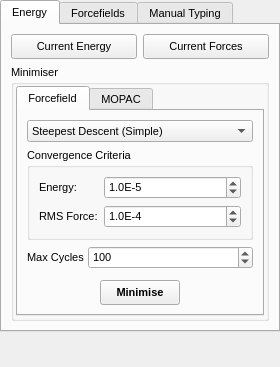
First picture: the form in branches/nugui/src/gui/forcefields.ui, repository trisyoungs/aten, before the edit.
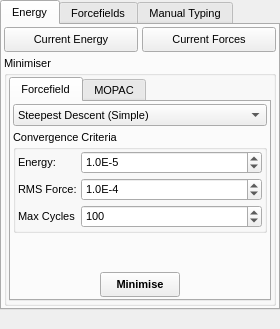
Second picture: the form after the edit. The open tabs and pages were chosen to show the change. Icons and pictures are not drawn.

Commit message: More updates to ato filter. Added 'select' and 'deselect' functions to ModelVariable. Increased default Prefs::maxRings_ to 100 (from 20). Updated margins of all dock widgets.

What changed in the file:
```diff
--- a/branches/nugui/src/gui/forcefields.ui
+++ b/branches/nugui/src/gui/forcefields.ui
@@ -6,11 +6,11 @@
     <x>0</x>
     <y>0</y>
     <width>280</width>
-    <height>367</height>
+    <height>329</height>
    </rect>
   </property>
   <property name="sizePolicy">
-   <sizepolicy hsizetype="Minimum" vsizetype="MinimumExpanding">
+   <sizepolicy hsizetype="Minimum" vsizetype="Minimum">
     <horstretch>0</horstretch>
     <verstretch>0</verstretch>
    </sizepolicy>
@@ -18,7 +18,7 @@
   <property name="minimumSize">
    <size>
     <width>280</width>
-    <height>367</height>
+    <height>329</height>
    </size>
   </property>
   <property name="font">
@@ -37,6 +37,9 @@
   </property>
   <widget class="QWidget" name="dockWidgetContents">
    <layout class="QVBoxLayout" name="verticalLayout">
+    <property name="spacing">
+     <number>0</number>
+    </property>
     <property name="margin">
      <number>0</number>
     </property>
@@ -56,8 +59,17 @@
         <string>Energy</string>
        </attribute>
        <layout class="QVBoxLayout" name="verticalLayout_5">
+        <property name="spacing">
+         <number>4</number>
+        </property>
+        <property name="margin">
+         <number>2</number>
+        </property>
         <item>
          <layout class="QHBoxLayout" name="horizontalLayout_2">
+          <property name="spacing">
+           <number>4</number>
+          </property>
           <item>
            <widget class="QPushButton" name="CurrentEnergyButton">
             <property name="sizePolicy">
@@ -142,19 +154,28 @@
            <string>Minimiser</string>
           </property>
           <layout class="QVBoxLayout" name="verticalLayout_4">
+           <property name="spacing">
+            <number>4</number>
+           </property>
            <property name="margin">
             <number>2</number>
            </property>
            <item>
             <widget class="QTabWidget" name="MinimiserTabs">
              <property name="currentIndex">
-              <number>1</number>
+              <number>0</number>
              </property>
              <widget class="QWidget" name="ForcefieldMinimiserTab">
               <attribute name="title">
                <string>Forcefield</string>
               </attribute>
               <layout class="QVBoxLayout" name="verticalLayout_6">
+               <property name="spacing">
+                <number>4</number>
+               </property>
+               <property name="margin">
+                <number>2</number>
+               </property>
                <item>
                 <widget class="QComboBox" name="MinimiserMethodCombo">
                  <property name="sizePolicy">
@@ -197,8 +218,17 @@
                   <string>Convergence Criteria</string>
                  </property>
                  <layout class="QVBoxLayout" name="verticalLayout_9">
+                  <property name="spacing">
+                   <number>4</number>
+                  </property>
+                  <property name="margin">
+                   <number>2</number>
+                  </property>
                   <item>
                    <layout class="QGridLayout" name="gridLayout_3">
+                    <property name="spacing">
+                     <number>4</number>
+                    </property>
                     <item row="0" column="0">
                      <widget class="QLabel" name="label_9">
                       <property name="sizePolicy">
@@ -272,27 +302,14 @@
                       </property>
                      </widget>
                     </item>
-                   </layout>
-                  </item>
-                 </layout>
-                </widget>
-               </item>
-               <item>
-                <layout class="QHBoxLayout" name="_8">
-                 <property name="spacing">
-                  <number>4</number>
-                 </property>
-                 <property name="margin">
-                  <number>0</number>
-                 </property>
-                 <item>
+                    <item row="2" column="0">
                   <widget class="QLabel" name="label_46">
                    <property name="text">
                     <string>Max Cycles</string>
                    </property>
                   </widget>
                  </item>
-                 <item>
+                    <item row="2" column="1">
                   <widget class="QSpinBox" name="MinimiseCyclesSpin">
                    <property name="sizePolicy">
                     <sizepolicy hsizetype="Expanding" vsizetype="Fixed">
@@ -316,6 +333,9 @@
                  </item>
                 </layout>
                </item>
+                 </layout>
+                </widget>
+               </item>
                <item>
                 <spacer name="verticalSpacer_3">
                  <property name="orientation">
@@ -407,8 +427,17 @@
                <string>MOPAC</string>
               </attribute>
               <layout class="QVBoxLayout" name="verticalLayout_8">
+               <property name="spacing">
+                <number>4</number>
+               </property>
+               <property name="margin">
+                <number>2</number>
+               </property>
                <item>
                 <layout class="QGridLayout" name="gridLayout">
+                 <property name="spacing">
+                  <number>4</number>
+                 </property>
                  <item row="0" column="0">
                   <widget class="QLabel" name="MopacMethodLabel">
                    <property name="sizePolicy">
@@ -695,6 +724,12 @@
         <string>Forcefields</string>
        </attribute>
        <layout class="QVBoxLayout" name="verticalLayout_2">
+        <property name="spacing">
+         <number>4</number>
+        </property>
+        <property name="margin">
+         <number>2</number>
+        </property>
         <item>
          <widget class="QComboBox" name="ForcefieldCombo"/>
         </item>
@@ -845,7 +880,7 @@
            <item>
             <layout class="QHBoxLayout" name="_4">
              <property name="spacing">
-              <number>6</number>
+              <number>4</number>
              </property>
              <property name="margin">
               <number>0</number>
@@ -933,7 +968,7 @@
           </property>
           <layout class="QHBoxLayout" name="horizontalLayout_3">
            <property name="spacing">
-            <number>2</number>
+            <number>4</number>
            </property>
            <property name="margin">
             <number>2</number>
@@ -984,6 +1019,12 @@
         <string>Manual Typing</string>
        </attribute>
        <layout class="QVBoxLayout" name="verticalLayout_3">
+        <property name="spacing">
+         <number>4</number>
+        </property>
+        <property name="margin">
+         <number>2</number>
+        </property>
         <item>
          <widget class="QGroupBox" name="ManualTypingGroup">
           <property name="sizePolicy">
@@ -1008,7 +1049,7 @@
               <number>4</number>
              </property>
              <property name="margin">
-              <number>0</number>
+              <number>2</number>
              </property>
              <item>
               <widget class="QLabel" name="label_343">
@@ -1066,7 +1107,7 @@
               <number>4</number>
              </property>
              <property name="margin">
-              <number>0</number>
+              <number>2</number>
              </property>
              <item>
               <widget class="QPushButton" name="ManualTypeSetButton">
```
Left out of the diff: 1 changed line with no effect on the pictures. Lines whose indentation alone changed are shown as unchanged. The commit also changes 21 other files.
